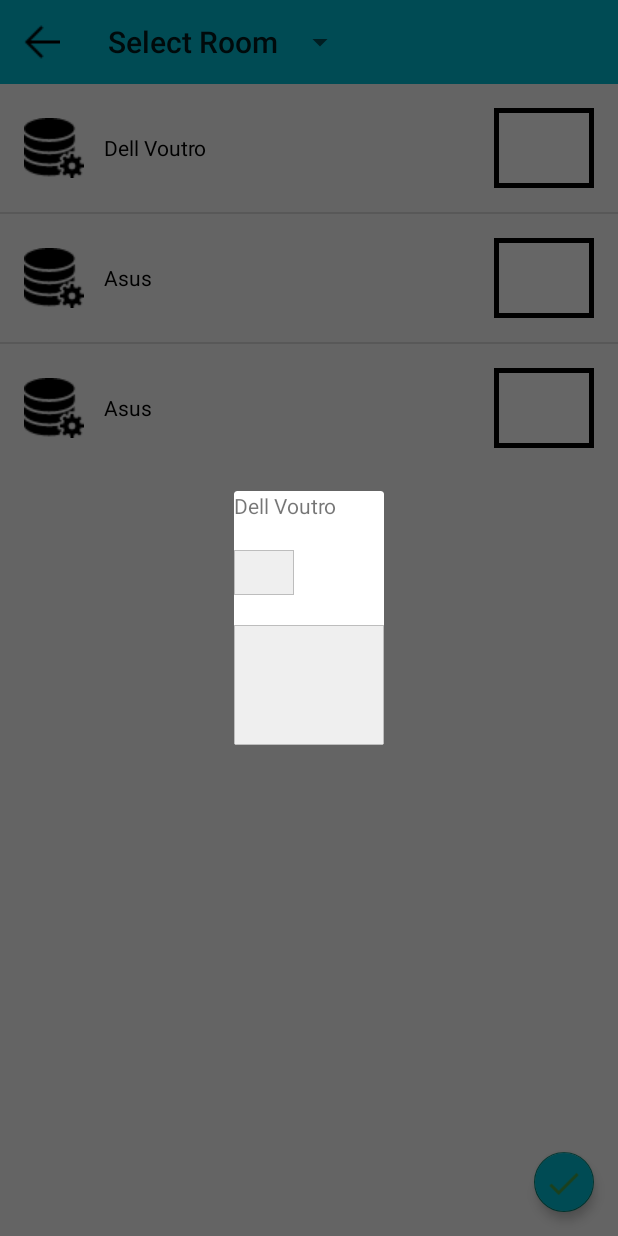
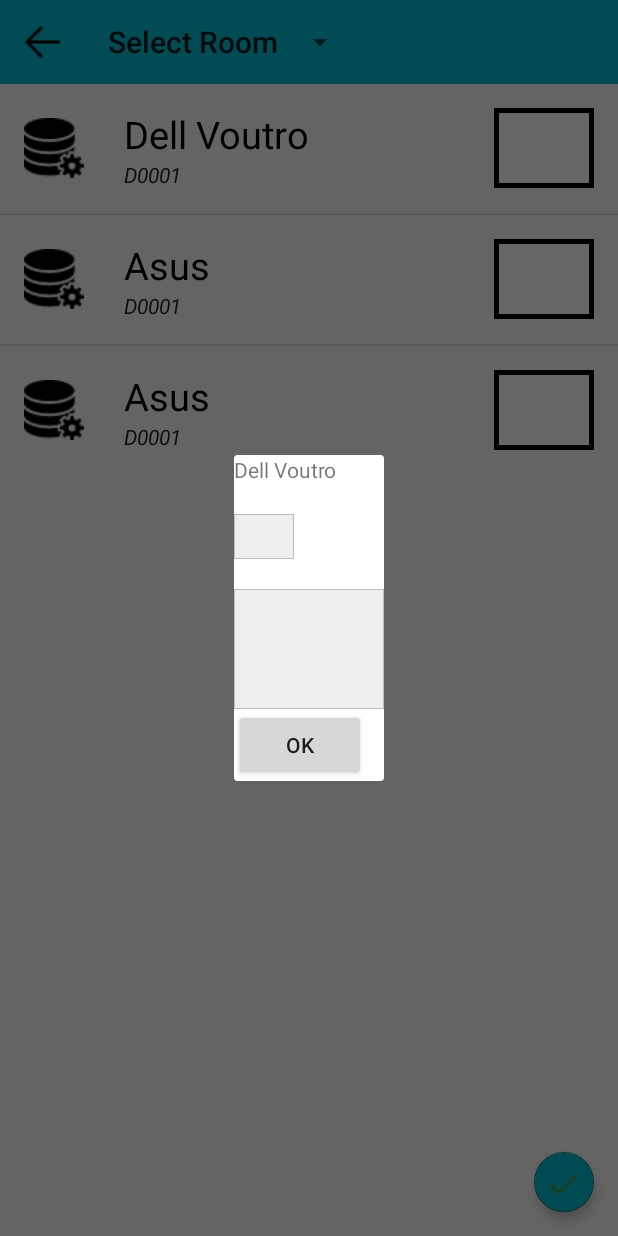
Before and after one commit to linnguyen/QR_Device_ScannerV1, an Android app: the Inventory screen opened directly, with no data from a screen before it, after a tap on "Dell Voutro", on a phone screen of 412 x 824 dp. Run offline under Robolectric (Android 15) with nearby library versions, the phone set to English and light mode, and no system bars; libraries missing offline, so code that uses them is left out: android.test.suitebuilder; 3 statements that could not run were skipped.

Commit message:
fix inventory

```diff
--- a/app/src/main/java/com/example/ryne/qr_device_scanner/QRScanner.java
+++ b/app/src/main/java/com/example/ryne/qr_device_scanner/QRScanner.java
@@ -29,7 +29,7 @@ public class QRScanner extends AppCompatActivity {
     protected void onCreate(Bundle savedInstanceState) {
         super.onCreate(savedInstanceState);
         setContentView(R.layout.activity_main);
-        //this.startActivity(new Intent(this,Inventory.class));
+        //this.startActivity(new Intent(this,InventoryLab.class));
         initToolBar();
         final Activity activity = this;
         imQrSCanner = (ImageView)findViewById(R.id.qrScanner);
--- a/app/src/main/java/model/Device.java
+++ b/app/src/main/java/model/Device.java
@@ -8,7 +8,7 @@ import java.io.Serializable;
 
 public class Device implements  Serializable{
     private String name;
-    private String parentcode;
+    private String parentCode;
     private String producer;
     private String country;
     private String dateofProduce;
@@ -21,13 +21,13 @@ public class Device implements  Serializable{
     public  Device(){
 
     }
-    public Device(String name, String parentcode){
+    public Device(String name, String parentCode){
         this.name = name;
-        this.parentcode = parentcode;
+        this.parentCode = parentCode;
     }
     public Device(String name, String parentcode, String producer, String country, String dateofProduce, String digital, String staff, String room, String timeofWarranty, String description) {
         this.name = name;
-        this.parentcode = parentcode;
+        this.parentCode = parentcode;
         this.producer = producer;
         this.country = country;
         this.dateofProduce = dateofProduce;
@@ -47,11 +47,11 @@ public class Device implements  Serializable{
     }
 
     public String getParentcode() {
-        return parentcode;
+        return parentCode;
     }
 
     public void setParentcode(String parentcode) {
-        this.parentcode = parentcode;
+        this.parentCode = parentcode;
     }
 
     public String getProducer() {
--- a/app/src/main/res/layout/row_dialog.xml
+++ b/app/src/main/res/layout/row_dialog.xml
@@ -8,13 +8,20 @@
      android:layout_width="wrap_content"
      android:layout_height="wrap_content" />
     <EditText
+        android:id="@+id/numberofDeviceLeft"
         android:layout_marginTop="30px"
         android:background="@drawable/row_shape"
         android:layout_width="40dp"
         android:layout_height="30dp" />
     <EditText
+        android:id="@+id/noteDevice"
         android:layout_marginTop="30px"
         android:background="@drawable/row_shape"
         android:layout_width="100dp"
         android:layout_height="80dp" />
+    <Button
+        android:id="@+id/dialogButton"
+        android:text="OK"
+        android:layout_width="wrap_content"
+        android:layout_height="wrap_content" />
 </LinearLayout>
--- a/app/src/main/res/layout/row_item_inventory.xml
+++ b/app/src/main/res/layout/row_item_inventory.xml
@@ -10,16 +10,28 @@
         android:layout_centerVertical="true"
         android:layout_width="wrap_content"
         android:layout_height="wrap_content" />
-    <TextView
-        android:id="@+id/nameDeviceInventory"
-        android:text="Dell Voutro"
-        android:textColor="#000000"
+    <RelativeLayout
+        android:layout_centerVertical="true"
         android:layout_toRightOf="@+id/imgDevice"
-        android:layout_centerVertical="true"
-        android:layout_marginLeft="20px"
-        android:gravity="center_horizontal"
+        android:layout_marginLeft="40px"
         android:layout_width="wrap_content"
-        android:layout_height="wrap_content" />
+        android:layout_height="wrap_content">
+        <TextView
+            android:id="@+id/nameDeviceInventory"
+            android:text="Dell Voutro"
+            android:textSize="25dp"
+            android:textColor="#000000"
+            android:layout_width="wrap_content"
+            android:layout_height="wrap_content" />
+        <TextView
+            android:id="@+id/codeParent"
+            android:text="D0001"
+            android:textStyle="italic"
+            android:layout_below="@+id/nameDeviceInventory"
+            android:textColor="#212121"
+            android:layout_width="wrap_content"
+            android:layout_height="wrap_content" />
+    </RelativeLayout>
     <EditText
         android:id="@+id/editTextBox"
         android:textColor="@color/colorPrimaryDark"
```
Also changed, not shown: app/src/main/java/com/example/ryne/qr_device_scanner/Inventory.java (+127 -65 lines), app/src/main/java/model/InventoryLab.java (added, +52 -0 lines).
